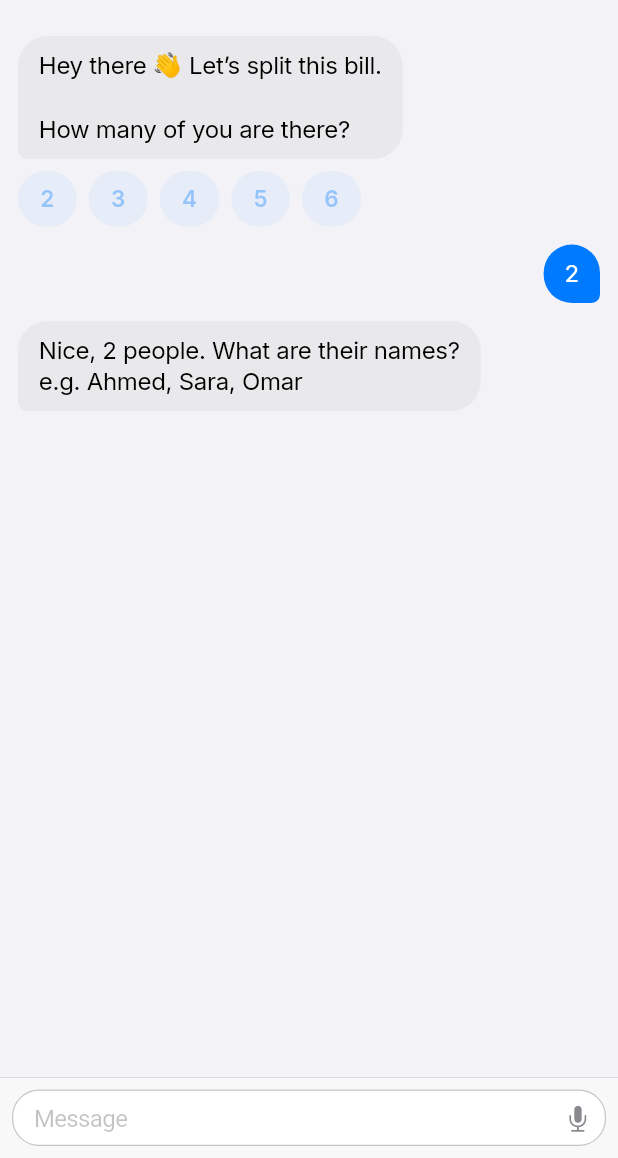
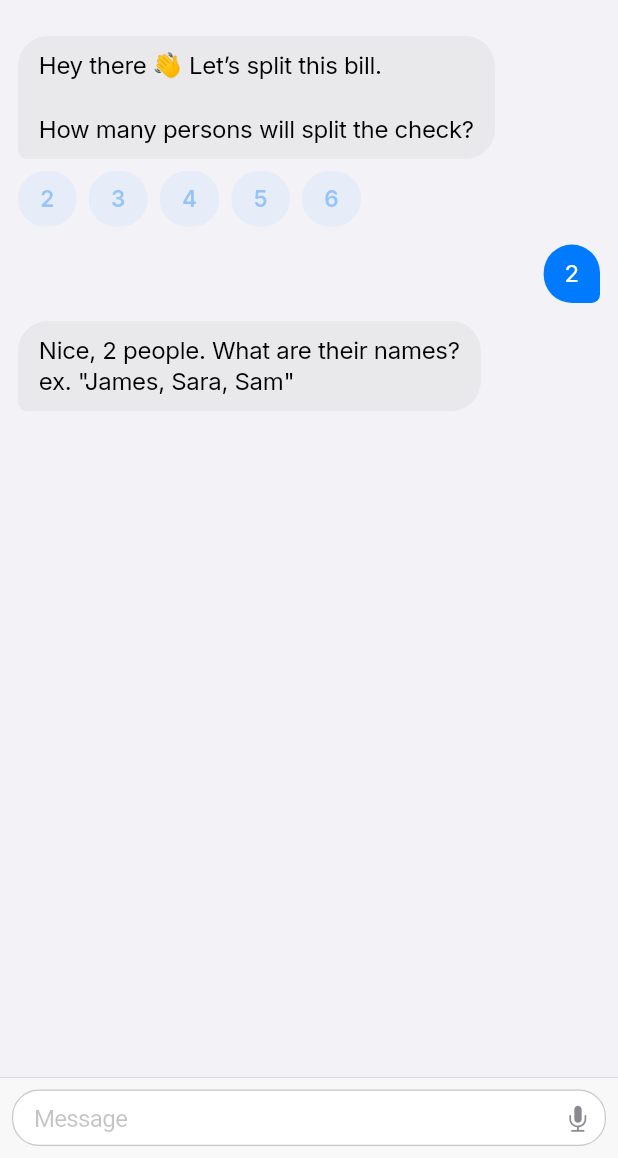
Before and after one commit to SamerGM/splitcheck, a Flutter app: the screen it shows after launch, after a tap on an icon or button, on a phone screen of 412 x 824 dp, the part 78-1236 px from its top. Run offline on Flutter 3.47's test engine with Material 3 defaults, Android fonts, the phone set to English and light mode, and no system bars; drawn by our look-alikes of flutter_animate; our stand-ins replace flutter_riverpod, google_fonts, hive_flutter, image_picker, share_plus, shared_preferences and 1 more; missing offline and left inert: google_mlkit_text_recognition; accounts and stored records are empty.

Commit message:
Apply owner's final English and Arabic wording
All 127 translatable strings updated from the owner's reviewed list
(English and Arabic), with a few obvious typos corrected:
- "مين \"لبه" -> "مين طلبه ؟" (matches the picker title)
- "reqired" -> "required"
- "قرائة ... منفتعش" -> "قراءة ... منفعتش"
- stray kasra removed from "فيِ"; "أكثر" with hamza; "تمام، " spacing

Tests updated to the new wording.

Co-Authored-By: Claude Opus 5.5 <noreply@anthropic.com>
Claude-Session: https://claude.ai/code/session_01CHZqfCwxb6Ev8v7iSicSzr

```diff
--- a/lib/core/utils/strings.dart
+++ b/lib/core/utils/strings.dart
@@ -33,7 +33,7 @@ class S {
 
   // ── People ─────────────────────────────────────────────────────────────────
   String get welcome => _t('Hey there 👋 Let’s split this bill.', 'أهلاً 👋 يلا نقسم الفاتورة.');
-  String get howManyPeople => _t('How many of you are there?', 'كم شخص سيتم تقسيم الفاتورة عليهم؟');
+  String get howManyPeople => _t('How many persons will split the check?', 'كم شخص سيتم تقسيم الفاتورة عليهم؟');
   String peopleCountPrompt(int n) => _t(
       'Nice, $n people. What are their names?',
       'تمام، ${_arCount(n, 'شخص', 'شخصين', 'أشخاص')}. ما هي أسماؤهم؟');
@@ -45,106 +45,106 @@ class S {
     final d = toArabicDigits('$n');
     return n <= 10 ? '$d $few' : '$d $one';
   }
-  String get namesExample => _t('e.g. Ahmed, Sara, Omar', 'مثلاً: جمال، سارة، هاني');
+  String get namesExample => _t('ex. "James, Sara, Sam"', 'مثلاً: جمال، سارة، هاني');
   String gotIt(String names) => _t('Got it — $names', 'تمام — $names');
   String countMismatch(int expected, int got) => _t(
       'Heads up: you said $expected people but I count $got.',
-      'خد بالك: قلت ${toArabicDigits('$expected')} أشخاص بس أنا عدّيت ${toArabicDigits('$got')}.');
-  String get isCorrect => _t('All right?', 'كده تمام؟');
+      'خد بالك: قلت ${toArabicDigits('$expected')} أشخاص بس أنا عدّيت ${toArabicDigits('$got')}');
+  String get isCorrect => _t('All right?', 'صح؟');
   String get yes => _t('Yep 👍', 'نعم 👍');
-  String get noReenter => _t('Start over', 'من الأول');
+  String get noReenter => _t('Start over', 'نعيد الحساب من الأول');
   String get addMoreNames => _t('Add more', 'أضف أسماء أكثر');
   String get typeMoreNames => _t('Who else is in?', 'مين كمان؟');
-  String get peopleConfirmed => _t('Sweet, everyone’s in ✓', 'حلو، كلّه موجود ✓');
+  String get peopleConfirmed => _t('Looks Good, everyone’s in ✓', 'تمام، الكل موجود ✓');
   String get namesNotFound => _t(
-      'Hmm, I didn’t catch any names. Try: Ahmed, Sara, Omar',
+      'Hmm, I didn’t catch any names. Try Names Like: James, Sara, Sam',
       'مش لاقي أسماء 🤔 جرّب كده: جمال، سارة، هاني');
   String get typeNamesAgain => _t('No worries — type the names again.', 'ولا يهمك — اكتب الأسماء تاني.');
   String reenterPeople(String current) => _t(
       'Sure. Type the full list of names.\nRight now: $current',
-      'أكيد. اكتب كل الأسماء.\nدلوقتي: $current');
+      'أكيد. اكتب كل الأسماء.\nالحالي: $current');
 
   // ── Items ──────────────────────────────────────────────────────────────────
-  String get howManyItems => _t('How many items are on the bill?', 'كام صنف في الفاتورة؟');
-  String get howManyMoreItems => _t('How many more?', 'كام صنف كمان؟');
-  String get scanTip => _t('Or tap 📷 to scan the receipt.', 'أو دوس 📷 وصوّر الفاتورة.');
+  String get howManyItems => _t('How many items are there on the bill?', 'كم صنف في الفاتورة؟');
+  String get howManyMoreItems => _t('How many more?', 'كم صنف زيادة؟');
+  String get scanTip => _t('Or tap 📷 to scan the receipt.', 'أو اضغط 📷 لتصوير الفاتورة.');
   String itemNamePrompt(int current, int total) => _t(
       'Item $current of $total — what is it?',
-      'الصنف ${toArabicDigits('$current')} من ${toArabicDigits('$total')} — إيه هو؟');
-  String itemPricePrompt(String name) => _t('How much was the $name?', '$name بكام؟');
-  String itemWhoPrompt(String name, String price) => _t('Who had the $name ($price)?', 'مين أخد $name ($price)؟');
+      'الصنف ${toArabicDigits('$current')} من ${toArabicDigits('$total')} — ايه هو؟');
+  String itemPricePrompt(String name) => _t('How much was the $name?', 'كام سعر $name؟');
+  String itemWhoPrompt(String name, String price) => _t('Who had the $name ($price)?', 'مين طلب ال $name ($price)؟');
   String itemExists(String name) => _t(
       '“$name” is already on the list — call it something else?',
-      '«$name» موجود قبل كده — سمّيه اسم تاني؟');
+      '«$name» الاسم موجود قبل كدة — ممكن اسم ثاني؟');
   String namesNotOnBill(String names, String valid) => _t(
       'I don’t know “$names” 🤔\nPick from: $valid',
-      'مش عارف «$names» 🤔\nاختار من: $valid');
-  String get selectAtLeastOne => _t('Pick at least one person.', 'اختار شخص واحد على الأقل.');
+      'مش عارف «$names» 🤔\nاختر من: $valid');
+  String get selectAtLeastOne => _t('Pick at least one person.', 'اختر شخص واحد على الأقل.');
   String itemConfirmed(String name, String price, String who) => '✓ $name · $price → $who';
-  String get everyoneLower => _t('everyone', 'الكل');
-  String get noItemsYet => _t('No items yet — let’s add some.', 'مفيش أصناف لسه — يلا نضيف.');
-  String allItemsAdded(String subtotal) => _t('Here’s what we’ve got — $subtotal', 'ده اللي عندنا — $subtotal');
+  String get everyoneLower => _t('Everyone', 'الكل');
+  String get noItemsYet => _t('No items yet — let’s add some.', 'مافيش أصناف لسه — يلا نضيف.');
+  String allItemsAdded(String subtotal) => _t('Here’s what we’ve got — $subtotal', 'كدة تمام ؟ — $subtotal');
   String get looksGood => _t('Looks good 👍', 'تمام 👍');
   String get addMoreItemsBtn => _t('Add more', 'ضيف أصناف');
   String get editExistingItem => _t('Edit an item', 'عدّل صنف');
-  String get whichItemToEdit => _t('Which one?', 'أنهي صنف؟');
+  String get whichItemToEdit => _t('Which one?', 'أي صنف؟');
   String get back => _t('Back', 'رجوع');
   String whatToChangeInItem(String name) => _t('What should I change on $name?', 'عايز تغيّر إيه في $name؟');
   String get editName => _t('Name', 'الاسم');
   String get editPrice => _t('Price', 'السعر');
-  String get editWhoOrdered => _t('Who had it', 'مين أخده');
-  String get deleteItem => _t('Delete', 'امسح');
+  String get editWhoOrdered => _t('Who Ordered This Order ?', 'مين طلبه ؟');
+  String get deleteItem => _t('Delete', 'مسح');
   String get enterNewName => _t('What’s the new name?', 'إيه الاسم الجديد؟');
-  String get enterNewPrice => _t('What’s the new price?', 'السعر الجديد كام؟');
+  String get enterNewPrice => _t('What’s the new price?', 'كام السعر الجديد؟');
   String itemRemoved(String item) => _t('Removed $item 🗑', 'اتمسح $item 🗑');
-  String itemUpdated(String item) => _t('Updated $item ✓', 'اتعدّل $item ✓');
-  String itemsCount(int n) => _t('$n item${n == 1 ? '' : 's'}', _arCount(n, 'صنف', 'صنفين', 'أصناف'));
-  String get pleaseEnterValidNumber => _t('Hmm, that doesn’t look like a number. Try again?', 'ده مش رقم 🤔 جرّب تاني؟');
+  String itemUpdated(String item) => _t('Updated $item ✓', 'تم تعديل $item ✓');
+  String itemsCount(int n) => _t('$n item(s)', _arCount(n, 'صنف', 'صنفين', 'أصناف'));
+  String get pleaseEnterValidNumber => _t('Hmm, that doesn’t look like a number. Try again?', 'ده مش رقم 🤔 جرّب مرة ثانية؟');
   String get tapAButton => _t('Just tap one of the buttons above 👆', 'دوس على زرار من اللي فوق 👆');
 
   // ── Scanning ───────────────────────────────────────────────────────────────
-  String get scanning => _t('📷 Scanning receipt…', '📷 بقرا الفاتورة…');
+  String get scanning => _t('📷 Scanning receipt…', '📷 جاري قراءة الفاتورة…');
   String get arabicReceiptDetected => _t(
       'Looks like an Arabic receipt — I can’t read those yet. Let’s type the items instead.',
-      'الفاتورة دي بالعربي ولسه مش بعرف أقراها. يلا نكتب الأصناف.');
+      'الفاتورة دي بالعربي ولسة مش عارف أقراها. ممكن تكتب الأصناف.');
   String scannedItems(int n) => _t(
-      'Found $n items ✨ They’re shared by everyone for now — use “Edit an item” to change who had what.',
-      'لقيت ${toArabicDigits('$n')} أصناف ✨ دلوقتي متقسمة على الكل — استخدم «عدّل صنف» عشان تغيّر مين أخد إيه.');
+      'Found $n items ✨ They’re shared by everyone for now — use “Edit an item” to change who had which order.',
+      'لقيت ${toArabicDigits('$n')} أصناف ✨ حالياً مقسومة على الكل — استخدم «عدّل صنف» لتغيير مين طلب ايه.');
   String get cantReadReceipt => _t('Couldn’t read any items 😕 Try a clearer photo.', 'مقدرتش أقرا حاجة 😕 جرّب صورة أوضح.');
   String get cantScanReceipt => _t(
       'Scanning didn’t work. Try another photo or type the items.',
-      'المسح منفعش. جرّب صورة تانية أو اكتب الأصناف.');
-  String get scanReceiptTitle => _t('Scan receipt', 'صوّر الفاتورة');
-  String get takePhoto => _t('Take photo', 'صوّر دلوقتي');
-  String get chooseGallery => _t('Choose from library', 'اختار من الصور');
+      'قراءة الصورة منفعتش. جرّب صورة تانية أو اكتب الأصناف.');
+  String get scanReceiptTitle => _t('Scan receipt', 'تصوير الفاتورة');
+  String get takePhoto => _t('Take photo', 'التقط صورة');
+  String get chooseGallery => _t('Choose from library', 'اختر من الصور');
 
   // ── VAT / service / tip ────────────────────────────────────────────────────
-  String get custom => _t('Other', 'نسبة تانية');
-  String get typeValidPct => _t('Type a percentage between 0 and 100.', 'اكتب نسبة من ٠ لـ ١٠٠.');
-  String get vatQuestion => _t('Any VAT on the bill?', 'فيه ضريبة على الفاتورة؟');
-  String get noVatChip => _t('None', 'لأ');
-  String get typeVat => _t('Type the VAT % (e.g. 7)', 'اكتب نسبة الضريبة (مثلاً ١٤)');
-  String get noVat => _t('No VAT ✓', 'من غير ضريبة ✓');
+  String get custom => _t('Other', 'غير');
+  String get typeValidPct => _t('Type a percentage between 0 and 100.', 'اكتب نسبة من ٠ إلى ١٠٠.');
+  String get vatQuestion => _t('shall we add VAT to the bill?', 'في ضريبة على الفاتورة؟');
+  String get noVatChip => _t('None', 'لا');
+  String get typeVat => _t('Type the VAT % (e.g. 7)', 'اكتب نسبة الضريبة (مثلاً ٧)');
+  String get noVat => _t('No VAT ✓', 'بدون ضريبة ✓');
   String vatApplied(String pct) => _t('VAT $pct ✓', 'ضريبة $pct ✓');
-  String get serviceQuestion => _t('Service charge?', 'فيه خدمة؟');
-  String get noServiceChip => _t('None', 'لأ');
+  String get serviceQuestion => _t('Any Fixed Service charge?', 'في رسوم خدمة؟');
+  String get noServiceChip => _t('None', 'لا');
   String get typeService => _t('Type the service %', 'اكتب نسبة الخدمة');
-  String get noService => _t('No service charge ✓', 'من غير خدمة ✓');
+  String get noService => _t('No service charge ✓', 'بدون خدمة ✓');
   String serviceApplied(String pct) => _t('Service $pct ✓', 'خدمة $pct ✓');
-  String get tipQuestion => _t('Leaving a tip? 💸', 'هتسيب بقشيش؟ 💸');
-  String get noTipChip => _t('No tip', 'لأ');
+  String get tipQuestion => _t('Leaving a tip? 💸', 'في بقشيش؟ 💸');
+  String get noTipChip => _t('No tip', 'لا');
   String get typeTip => _t('Type the tip %', 'اكتب نسبة البقشيش');
-  String get noTip => _t('No tip ✓', 'من غير بقشيش ✓');
+  String get noTip => _t('No tip ✓', 'بدون بقشيش ✓');
   String tipApplied(String pct) => _t('Tip $pct ✓', 'بقشيش $pct ✓');
 
   // ── Discount ───────────────────────────────────────────────────────────────
-  String get discountQuestion => _t('Got a discount or voucher? 🎟', 'فيه خصم أو كوبون؟ 🎟');
-  String get noDiscount => _t('Nope', 'لأ');
+  String get discountQuestion => _t('Got a discount or voucher? 🎟', 'في خصم أو قسيمة؟ 🎟');
+  String get noDiscount => _t('Nope', 'لا');
   String get percentDiscount => _t('% off', 'نسبة ٪');
   String get fixedDiscount => _t('Fixed amount', 'مبلغ ثابت');
-  String get enterDiscountPct => _t('How many % off?', 'الخصم كام في المية؟');
-  String get enterDiscountFixed => _t('How much off?', 'الخصم كام؟');
-  String get discountWhichKind => _t('Is that a percentage or an amount?', 'نسبة ولا مبلغ؟');
+  String get enterDiscountPct => _t('How many % off?', 'كام نسبة الخصم؟');
+  String get enterDiscountFixed => _t('How much off?', 'كام مبلغ الخصم؟');
+  String get discountWhichKind => _t('Is that a percentage or an amount?', 'نسبة ولا مبلغ معين؟');
   String discountPctOption(String pct) => _t('$pct off', 'خصم $pct');
   String discountFixedOption(String amt) => _t('$amt off', 'خصم $amt');
   String discountPctApplied(String pct) => _t('$pct off ✓', 'خصم $pct ✓');
@@ -152,10 +152,10 @@ class S {
   String discountCapped(String amt) => _t(
       'That’s more than the bill 😅 Capped the discount at $amt.',
       'الخصم أكبر من الفاتورة 😅 خليته $amt.');
-  String get noDiscountApplied => _t('No discount ✓', 'من غير خصم ✓');
+  String get noDiscountApplied => _t('No discount ✓', 'بدون خصم ✓');
 
   // ── Final confirm ──────────────────────────────────────────────────────────
-  String get finalConfirmTitle => _t('Quick check before I do the math:', 'مراجعة سريعة قبل ما أحسب:');
+  String get finalConfirmTitle => _t('Quick check before I do the math:', 'مراجعة سريعة قبل الحساب:');
   String get subtotalLabel => _t('Subtotal', 'المجموع');
   String get discountLabel => _t('Discount', 'الخصم');
   String get vatLabel => _t('VAT', 'الضريبة');
@@ -164,35 +164,35 @@ class S {
   String get grandTotal => _t('Total', 'الإجمالي');
   String get calculate => _t('Split it ✨', 'قسّمها ✨');
   String get editBtn => _t('Change something', 'عدّل');
-  String get tapCalculate => _t('Tap “Split it” when you’re ready, or “Change something”.', 'دوس «قسّمها» لما تبقى جاهز، أو «عدّل».');
-  String get whatToEdit => _t('What do you want to change?', 'عايز تعدّل إيه؟');
+  String get tapCalculate => _t('Tap “Split it” when you’re ready, or “Change something”.', 'اضغط «قسّمها» لما تكون جاهز، أو «عدّل».');
+  String get whatToEdit => _t('What do you want to change?', 'محتاج تعدّل ايه؟');
   String get editPeople => _t('People', 'الأشخاص');
   String get editItems => _t('Items', 'الأصناف');
-  String get editNumberOfItems => _t('Redo all items', 'دخّل الأصناف من الأول');
+  String get editNumberOfItems => _t('Redo all items', 'عيد كل الأصناف');
 
   // ── Result ─────────────────────────────────────────────────────────────────
-  String get finalSplit => _t('Done! Here’s who owes what 🎉', 'خلصنا! ده نصيب كل واحد 🎉');
-  String get billDone => _t('All split! Tap “New bill” to start another.', 'اتقسمت! دوس «فاتورة جديدة» عشان تبدأ.');
+  String get finalSplit => _t('Done! Here’s your final required to pay amount 🎉', 'خلصنا! ده اجمالي حساب كل واحد 🎉');
+  String get billDone => _t('All split! Tap “New bill” to start a new bill.', 'تم التقسيم! دوس علي «فاتورة جديدة» للبدء من الاول.');
   String get perPerson => _t('Per person', 'لكل شخص');
   String get breakdown => _t('Breakdown', 'التفاصيل');
   String get copy => _t('Copy', 'نسخ');
   String get share => _t('Share', 'مشاركة');
   String get newBill => _t('New bill', 'فاتورة جديدة');
-  String get copied => _t('Copied to clipboard', 'اتنسخ');
-  String get shareFooter => _t('Split with SplitCheck', 'تم التقسيم عبر SplitCheck');
+  String get copied => _t('Copied to clipboard', 'تم النسخ');
+  String get shareFooter => _t('Split with SplitCheck', 'تم التقسيم من خلال برنامج SplitCheck');
   String get billWord => _t('Bill split', 'تقسيم الفاتورة');
-  String get sharedTag => _t('shared', 'مشترك');
+  String get sharedTag => _t('Shared', 'مشترك');
 
   // ── UI chrome ──────────────────────────────────────────────────────────────
   String get typeHint => _t('Message', 'اكتب رسالة');
   String get listening => _t('Listening…', 'سامعك…');
   String get iHeard => _t('Did I get that right?', 'ده اللي سمعته؟');
-  String get tryAgain => _t('Try again', 'جرّب تاني');
+  String get tryAgain => _t('Try again', 'جرب مرة ثانية');
   String get send => _t('Send', 'إرسال');
   String get couldntHear => _t('Couldn’t hear you — try again or just type it.', 'مسمعتكش — جرّب تاني أو اكتب.');
-  String get selectPeople => _t('Who had it?', 'مين أخده؟');
+  String get selectPeople => _t('Who Ordered This Order ?', 'مين طلبه ؟');
   String get everyone => _t('Everyone', 'الكل');
-  String get confirm => _t('Done', 'تم');
+  String get confirm => _t('Done', 'تمام');
   String get settings => _t('Settings', 'الإعدادات');
   String get currency => _t('Currency', 'العملة');
   String get language => _t('Language', 'اللغة');
@@ -201,7 +201,7 @@ class S {
   String get dark => _t('Dark', 'داكن');
   String get auto => _t('Auto', 'تلقائي');
   String get startOver => _t('Start over', 'ابدأ من جديد');
-  String get startOverConfirm => _t('This clears the current bill.', 'ده هيمسح الفاتورة الحالية.');
+  String get startOverConfirm => _t('This clears the current bill.', 'هذا بيمسح بيانات الفاتورة الحالية.');
   String get cancel => _t('Cancel', 'إلغاء');
-  String get done => _t('Done', 'تم');
+  String get done => _t('Done', 'تمام');
 }
```
Also changed, not shown: 2 other files.
